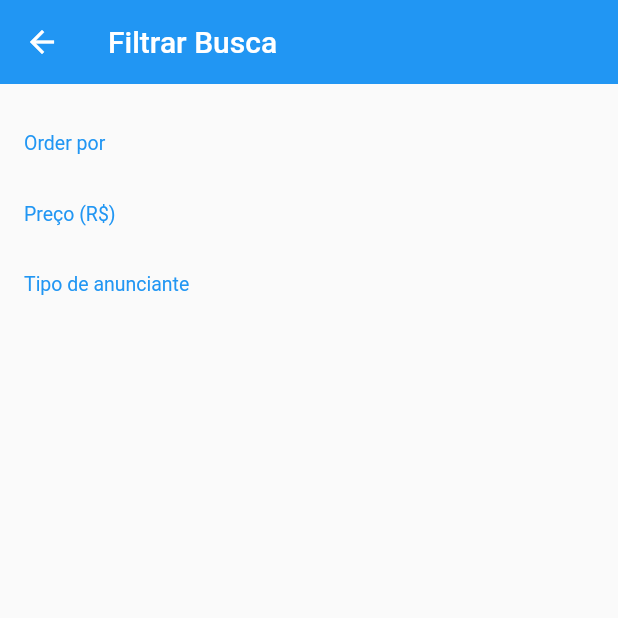
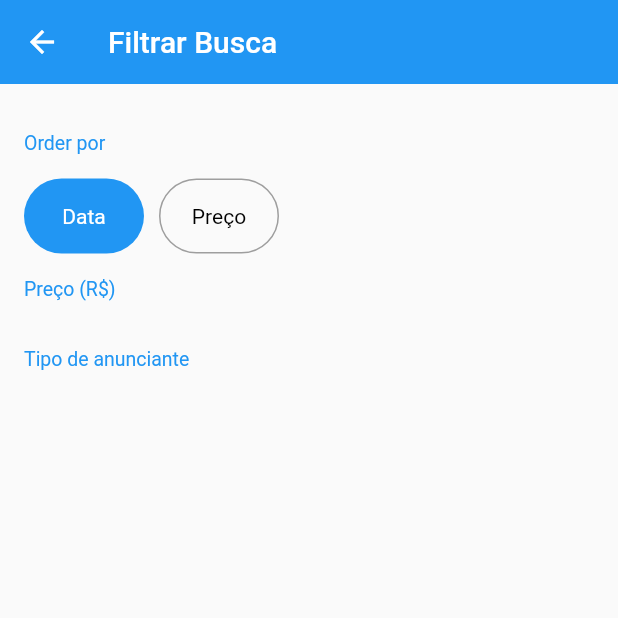
Before and after one commit to dieinimymaganha/olx, a Flutter app: the FilterScreen screen opened directly, on a phone screen of 412 x 824 dp, the top half of it. Run offline on Flutter 3.47's test engine with Material 2 defaults, Android fonts, the phone set to English and light mode, and no system bars; our stand-ins replace rxdart.

Commit message:
273 - 8 - Criando o campo de ordenação data/preço

```diff
--- /dev/null
+++ b/xlo/lib/models/filter.dart
@@ -0,0 +1 @@
+enum OrderBy{DATE, PRICE}
--- a/xlo/lib/screens/filter/filter_screen.dart
+++ b/xlo/lib/screens/filter/filter_screen.dart
@@ -1,5 +1,8 @@
 import 'package:flutter/material.dart';
+import 'package:xlo/models/filter.dart';
 import 'package:xlo/screens/filter/widget/section_title.dart';
+
+import 'widget/order_by_field.dart';
 
 class FilterScreen extends StatefulWidget {
   @override
@@ -24,6 +27,13 @@ class _FilterScreenState extends State<FilterScreen> {
               padding: const EdgeInsets.all(16),
               children: <Widget>[
                 const SectionTitle(title: 'Order por'),
+                OrderByField(
+                  initialValue: OrderBy.DATE,
+                  onSaved: (v){
+
+                  },
+                ),
+
                 const SectionTitle(title: 'Preço (R\$)'),
                 const SectionTitle(title: 'Tipo de anunciante'),
               ],
--- /dev/null
+++ b/xlo/lib/screens/filter/widget/order_by_field.dart
@@ -0,0 +1,70 @@
+import 'package:flutter/material.dart';
+import 'package:xlo/models/filter.dart';
+
+class OrderByField extends StatelessWidget {
+  final FormFieldSetter<OrderBy> onSaved;
+  final OrderBy initialValue;
+
+  OrderByField({this.onSaved, this.initialValue});
+
+  @override
+  Widget build(BuildContext context) {
+    return FormField<OrderBy>(
+      initialValue: initialValue,
+      onSaved: onSaved,
+      builder: (state) {
+        return Row(
+          children: <Widget>[
+            GestureDetector(
+              onTap: () {
+                state.didChange(OrderBy.DATE);
+              },
+              child: Container(
+                height: 50,
+                width: 80,
+                decoration: BoxDecoration(
+                    border: Border.all(
+                        color: state.value == OrderBy.DATE
+                            ? Colors.transparent
+                            : Colors.grey),
+                    borderRadius: BorderRadius.all(Radius.circular(50)),
+                    color: state.value == OrderBy.DATE
+                        ? Colors.blue
+                        : Colors.transparent),
+                alignment: Alignment.center,
+                child: Text(
+                  'Data',
+                  style: TextStyle(color: state.value == OrderBy.DATE ? Colors.white : Colors.black),
+                ),
+              ),
+            ),
+            const SizedBox(width: 10,),
+            GestureDetector(
+              onTap: () {
+                state.didChange(OrderBy.PRICE);
+              },
+              child: Container(
+                height: 50,
+                width: 80,
+                decoration: BoxDecoration(
+                    border: Border.all(
+                        color: state.value == OrderBy.PRICE
+                            ? Colors.transparent
+                            : Colors.grey),
+                    borderRadius: BorderRadius.all(Radius.circular(50)),
+                    color: state.value == OrderBy.PRICE
+                        ? Colors.blue
+                        : Colors.transparent),
+                alignment: Alignment.center,
+                child: Text(
+                  'Preço',
+                  style: TextStyle(color: state.value == OrderBy.PRICE ? Colors.white : Colors.black),
+                ),
+              ),
+            ),
+          ],
+        );
+      },
+    );
+  }
+}
```
